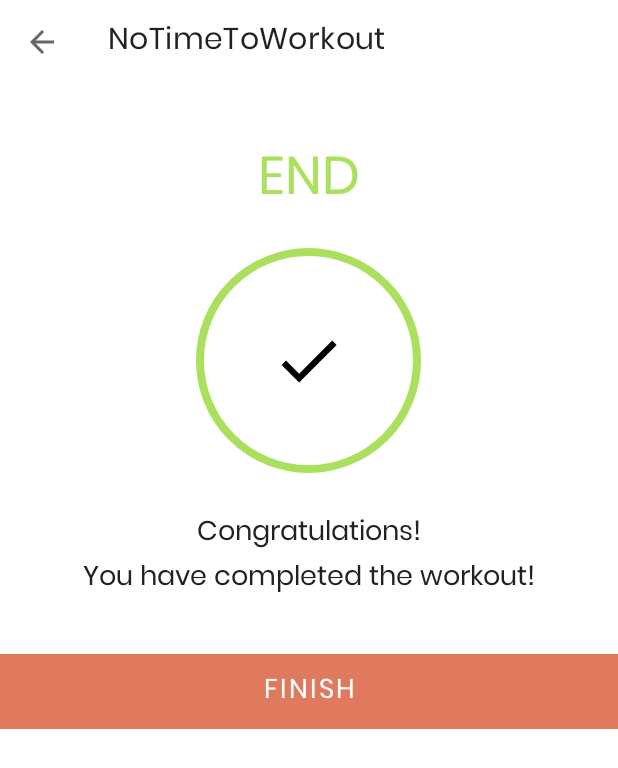
After one commit to enalymounioz/NoTime2Workout, an Android app: the FinishActivity screen opened directly, with no data from a screen before it, on a phone screen of 412 x 824 dp. The commit adds this screen. Shown: the top 768 px of the screen. Run offline under Robolectric (Android 15) with nearby library versions, the light colour scheme and no system bars.

Commit message:
Added Finish Activity

```diff
--- a/app/src/main/AndroidManifest.xml
+++ b/app/src/main/AndroidManifest.xml
@@ -18,16 +18,24 @@
         android:supportsRtl="true"
         android:theme="@style/Theme.NoTimeToWorkout"
         tools:targetApi="31">
+
+        <activity
+            android:name=".FinishActivity"
+            android:exported="true"
+            android:screenOrientation="portrait"
+            />
         <activity
             android:name=".ExerciseActivity"
-            android:exported="false">
+            android:exported="true"
+            android:screenOrientation="portrait">
             <meta-data
                 android:name="android.app.lib_name"
                 android:value="" />
         </activity>
         <activity
             android:name=".MainActivity"
-            android:exported="true">
+            android:exported="true"
+            android:screenOrientation="portrait">
             <intent-filter>
                 <action android:name="android.intent.action.MAIN" />
 
@@ -38,6 +46,7 @@
                 android:name="android.app.lib_name"
                 android:value="" />
         </activity>
+
     </application>
 
 </manifest>
--- a/app/src/main/java/com/elenivoreos/notimetoworkout/ExerciseActivity.kt
+++ b/app/src/main/java/com/elenivoreos/notimetoworkout/ExerciseActivity.kt
@@ -1,5 +1,6 @@
 package com.elenivoreos.notimetoworkout
 
+import android.content.Intent
 import android.media.MediaPlayer
 import android.net.Uri
 import androidx.appcompat.app.AppCompatActivity
@@ -17,9 +18,11 @@ class ExerciseActivity : AppCompatActivity(), TextToSpeech.OnInitListener {
 
     private var restTimer: CountDownTimer? = null
     private var restProgress = 0
+    private var restTimerDuration: Long =1
 
     private var exerciseTimer: CountDownTimer? = null
     private var exerciseProgress = 0
+    private var exerciseTimerDuration: Long =1
 
     private var exerciseList: ArrayList<ExerciseModel>? = null
     private var currentExercisePosition = -1
@@ -113,7 +116,7 @@ class ExerciseActivity : AppCompatActivity(), TextToSpeech.OnInitListener {
          * {#onTick(long)} callbacks.
          * */
 
-        restTimer = object : CountDownTimer(10000, 1000) {
+        restTimer = object : CountDownTimer(1000, 1000) {
             override fun onTick(p0: Long) {
                 restProgress++ //It is increased by 1
                 binding?.progressBar?.progress = 10 - restProgress//Indicates progress bar progress
@@ -169,7 +172,7 @@ class ExerciseActivity : AppCompatActivity(), TextToSpeech.OnInitListener {
     private fun setExerciseProgressBar() {
         binding?.progressBarExercise?.progress = exerciseProgress
 
-        exerciseTimer = object : CountDownTimer(30000, 1000) {
+        exerciseTimer = object : CountDownTimer(exerciseTimerDuration*1000, 1000) {
             override fun onTick(p0: Long) {
                 exerciseProgress++
                 binding?.progressBarExercise?.progress = 30 - exerciseProgress
@@ -177,18 +180,16 @@ class ExerciseActivity : AppCompatActivity(), TextToSpeech.OnInitListener {
             }
 
             override fun onFinish() {
-                exerciseList!![currentExercisePosition].setIsSelected(false)
-                exerciseList!![currentExercisePosition].setIsComplete(true)
-                exerciseAdapter!!.notifyDataSetChanged()
 
-                if (currentExercisePosition < exerciseList?.size!! - 1) {
+               if (currentExercisePosition < exerciseList?.size!! - 1) {
+                   exerciseList!![currentExercisePosition].setIsSelected(false)
+                   exerciseList!![currentExercisePosition].setIsComplete(true)
+                   exerciseAdapter!!.notifyDataSetChanged()
                     setupRestView()
                 } else {
-                    Toast.makeText(
-                        this@ExerciseActivity,
-                        "Congratulations! You have completed the 7 minutes workout.",
-                        Toast.LENGTH_SHORT
-                    ).show()
+                    finish()
+                   val intent = Intent(this@ExerciseActivity,FinishActivity::class.java)
+                   startActivity(intent)
                 }
             }
         }.start()
--- /dev/null
+++ b/app/src/main/java/com/elenivoreos/notimetoworkout/FinishActivity.kt
@@ -0,0 +1,27 @@
+package com.elenivoreos.notimetoworkout
+
+import android.os.Bundle
+import androidx.appcompat.app.AppCompatActivity
+import com.elenivoreos.notimetoworkout.databinding.ActivityFinishBinding
+
+class FinishActivity : AppCompatActivity() {
+    private var binding: ActivityFinishBinding? = null
+
+    override fun onCreate(savedInstanceState: Bundle?) {
+        super.onCreate(savedInstanceState)
+        binding = ActivityFinishBinding.inflate(layoutInflater)
+        setContentView(binding?.root)
+
+        setSupportActionBar(binding?.toolbarFinishActivity)
+        if(supportActionBar != null){
+            supportActionBar?.setDisplayHomeAsUpEnabled(true)
+        }
+        binding?.toolbarFinishActivity?.setNavigationOnClickListener{
+            onBackPressed()
+        }
+
+        binding?.btnFinish?.setOnClickListener{
+            finish()
+        }
+    }
+}
--- /dev/null
+++ b/app/src/main/res/drawable/ic_action_done.xml
@@ -0,0 +1,5 @@
+<vector android:height="24dp" android:tint="#000000"
+    android:viewportHeight="24" android:viewportWidth="24"
+    android:width="24dp" xmlns:android="http://schemas.android.com/apk/res/android">
+    <path android:fillColor="@android:color/white" android:pathData="M9,16.2L4.8,12l-1.4,1.4L9,19 21,7l-1.4,-1.4L9,16.2z"/>
+</vector>
--- /dev/null
+++ b/app/src/main/res/layout/activity_finish.xml
@@ -0,0 +1,77 @@
+<?xml version="1.0" encoding="utf-8"?>
+<LinearLayout
+    xmlns:android="http://schemas.android.com/apk/res/android"
+    xmlns:tools="http://schemas.android.com/tools"
+    android:layout_width="match_parent"
+    android:layout_height="match_parent"
+    android:layout_gravity="center_horizontal"
+    android:orientation="vertical"
+    tools:context = ".FinishActivity">
+
+    <androidx.appcompat.widget.Toolbar
+        android:id="@+id/toolbar_finish_activity"
+        android:layout_width="match_parent"
+        android:layout_height="?android:attr/actionBarSize"
+        android:background="@color/white"/>
+
+    <TextView
+        android:layout_width="wrap_content"
+        android:layout_height="wrap_content"
+        android:layout_marginTop="35dp"
+        android:layout_gravity="center"
+        android:text="END"
+        android:textColor="@color/colorAccent"
+        android:textSize="35dp"/>
+
+    <LinearLayout
+        android:layout_width="150dp"
+        android:layout_height="150dp"
+        android:gravity="center"
+        android:layout_marginTop="15dp"
+        android:background="@drawable/item_circular_color_accent_border"
+        android:layout_gravity="center">
+
+        <ImageView
+            android:layout_width="50dp"
+            android:layout_height="50dp"
+            android:contentDescription="@string/image"
+            android:src="@drawable/ic_action_done"/>
+
+    </LinearLayout>
+    <LinearLayout
+        android:layout_width="match_parent"
+        android:layout_height="wrap_content"
+        android:orientation="vertical"
+        android:gravity="center">
+
+        <TextView
+            android:layout_width="wrap_content"
+            android:layout_height="wrap_content"
+            android:layout_marginTop="25dp"
+            android:text="Congratulations!"
+            android:textColor="#212121"
+            android:textSize="18sp" />
+
+        <TextView
+            android:layout_width="wrap_content"
+            android:layout_height="wrap_content"
+            android:text="You have completed the workout!"
+            android:textColor="#212121"
+            android:textSize="18sp" />
+
+        <Button
+            android:id="@+id/btnFinish"
+            android:layout_width="match_parent"
+            android:layout_height="wrap_content"
+            android:layout_gravity="bottom"
+            android:layout_marginTop="35dp"
+            android:background="@color/colorAccent"
+            android:text="FINISH"
+            android:textColor="#FFFFFF"
+            android:textSize="18sp" />
+
+    </LinearLayout>
+
+
+
+</LinearLayout>
--- a/app/src/main/res/values/themes.xml
+++ b/app/src/main/res/values/themes.xml
@@ -12,6 +12,9 @@
         <!-- Status bar color. -->
         <item name="android:statusBarColor">?attr/colorPrimaryVariant</item>
         <!-- Customize your theme here. -->
+        <!-- Setting the Global Font Family. -->
+        <item name="fontFamily">@font/poppins</item>
+        <item name="android:fontFamily">@font/poppins</item>
     </style>
 
     <style name="ToolbarTheme" parent="@style/ThemeOverlay.MaterialComponents.ActionBar">
```
Also changed, not shown: app/src/main/res/font/poppins.ttf (added), 111 other files.
